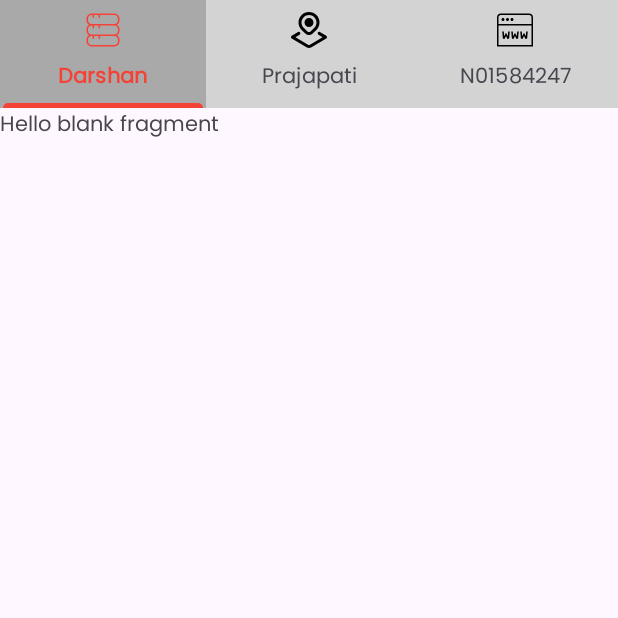
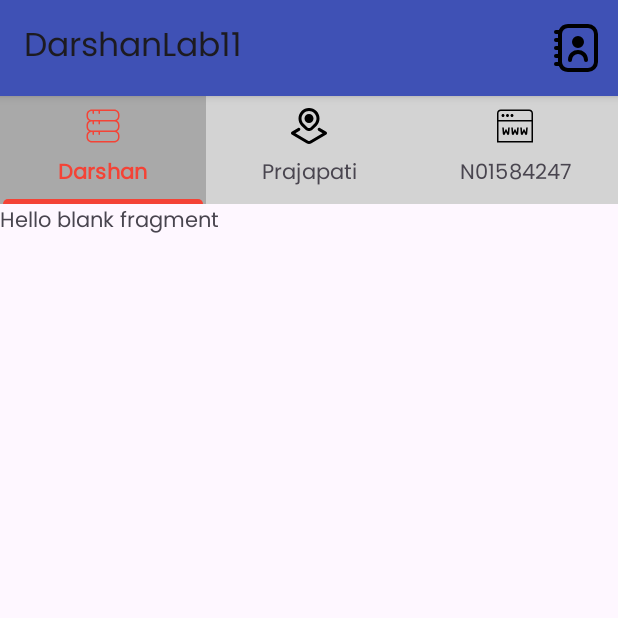
Before and after one commit to thedarshannn/DarshanPrajapatiLab11, an Android app: the screen it shows after launch (PrajapatiActivity11), on a phone screen of 412 x 824 dp, the top half of it. Run offline under Robolectric (Android 15) with nearby library versions, the phone set to English and light mode, and no system bars.

Commit message:
Implemented the toolbar.

```diff
--- a/DarshanModule11/src/main/java/darshan/prajapati/n01584247/dp/PrajapatiActivity11.java
+++ b/DarshanModule11/src/main/java/darshan/prajapati/n01584247/dp/PrajapatiActivity11.java
@@ -1,13 +1,20 @@
 package darshan.prajapati.n01584247.dp;
 
+import androidx.appcompat.app.ActionBar;
 import androidx.appcompat.app.AppCompatActivity;
 import androidx.fragment.app.Fragment;
 import androidx.viewpager2.widget.ViewPager2;
+
+import android.graphics.Color;
+import android.graphics.drawable.ColorDrawable;
 import android.os.Bundle;
+import android.view.Menu;
+
 import com.google.android.material.tabs.TabLayout;
 import com.google.android.material.tabs.TabLayoutMediator;
 
 import java.util.ArrayList;
+import java.util.Objects;
 
 public class PrajapatiActivity11 extends AppCompatActivity {
 
@@ -15,6 +22,10 @@ public class PrajapatiActivity11 extends AppCompatActivity {
     protected void onCreate(Bundle savedInstanceState) {
         super.onCreate(savedInstanceState);
         setContentView(R.layout.activity_main);
+
+        ActionBar actionBar = getSupportActionBar();
+        ColorDrawable colorDrawable = new ColorDrawable(Color.parseColor("#3F51B5"));
+        Objects.requireNonNull(actionBar).setBackgroundDrawable(colorDrawable);
 
         ArrayList<Fragment> fragmentList = new ArrayList<>();
         fragmentList.add(new Da11rshanFragment());
@@ -43,4 +54,10 @@ public class PrajapatiActivity11 extends AppCompatActivity {
                 }
         ).attach();
     }
+
+    @Override
+    public boolean onCreateOptionsMenu(Menu menu) {
+        getMenuInflater().inflate(R.menu.toolbar_menu, menu);
+        return true;
+    }
 }
--- /dev/null
+++ b/DarshanModule11/src/main/res/drawable/address_book.xml
@@ -0,0 +1,9 @@
+<vector xmlns:android="http://schemas.android.com/apk/res/android"
+    android:width="512dp"
+    android:height="512dp"
+    android:viewportWidth="24"
+    android:viewportHeight="24">
+  <path
+      android:fillColor="#FF000000"
+      android:pathData="M18,0L8,0A5,5 0,0 0,3.424 3L2,3A1,1 0,0 0,2 5L3,5L3,7L2,7A1,1 0,0 0,2 9L3,9v2L2,11a1,1 0,0 0,0 2L3,13v2L2,15a1,1 0,0 0,0 2L3,17v2L2,19a1,1 0,0 0,0 2L3.424,21A5,5 0,0 0,8 24L18,24a5.006,5.006 0,0 0,5 -5L23,5A5.006,5.006 0,0 0,18 0ZM21,19a3,3 0,0 1,-3 3L8,22a3,3 0,0 1,-3 -3L5,5A3,3 0,0 1,8 2L18,2a3,3 0,0 1,3 3ZM13,12a3,3 0,0 0,0 -6A3,3 0,0 0,13 12ZM18,18a1,1 0,0 1,-2 0,3 3,0 0,0 -6,0 1,1 0,0 1,-2 0C8.211,11.392 17.791,11.394 18,18Z"/>
+</vector>
--- /dev/null
+++ b/DarshanModule11/src/main/res/menu/toolbar_menu.xml
@@ -0,0 +1,9 @@
+<?xml version="1.0" encoding="utf-8"?>
+<menu xmlns:app="http://schemas.android.com/apk/res-auto"
+    xmlns:android="http://schemas.android.com/apk/res/android">
+    <item
+        android:id="@+id/DarActionPhn"
+        android:icon="@drawable/address_book"
+        android:title="@string/contacts"
+        app:showAsAction="always" />
+</menu>
--- a/DarshanModule11/src/main/res/values/colors.xml
+++ b/DarshanModule11/src/main/res/values/colors.xml
@@ -11,5 +11,7 @@
     <color name="tabIndicatorColor">#FFFDD0</color>
     <color name="red">#F44336</color>
     <color name="dark_gray">#A9A9A9</color>
+    <color name="blue">#0000FF</color>
+    <color name="dark_blue">#00008B</color>
     <color name="light_gray">#D3D3D3</color>
 </resources>
--- a/DarshanModule11/src/main/res/values/strings.xml
+++ b/DarshanModule11/src/main/res/values/strings.xml
@@ -2,4 +2,5 @@
     <string name="app_name">DarshanLab11</string>
     <!-- TODO: Remove or change this placeholder text -->
     <string name="hello_blank_fragment">Hello blank fragment</string>
+    <string name="contacts">Contacts</string>
 </resources>
--- a/DarshanModule11/src/main/res/values/themes.xml
+++ b/DarshanModule11/src/main/res/values/themes.xml
@@ -1,22 +1,17 @@
 <resources xmlns:tools="http://schemas.android.com/tools">
     <!-- Base application theme. -->
-    <style name="Base.Theme.DarshanLab11" parent="Theme.Material3.DayNight.NoActionBar">
+    <style name="Base.Theme.DarshanLab11" parent="Theme.Material3.DayNight">
         <item name="android:fontFamily">@font/poppins</item>
         <!-- Customize your light theme here. -->
+        <item name="colorPrimary" type="color">@color/colorPrimary</item>
+        <item name="colorPrimaryDark" type="color">@color/colorPrimaryDark</item>
+        <item name="colorAccent" type="color">@color/colorAccent</item>
         <!-- <item name="colorPrimary">@color/my_light_primary</item> -->
     </style>
 
-    <style name="AppTheme" parent="Theme.AppCompat.Light">
-        <item name="colorPrimary" type="color">@color/colorPrimary</item>
-        <item name="colorPrimaryDark" type="color">@color/colorPrimaryDark</item>
-        <item name="colorAccent" type="color">@color/colorAccent</item>
-    </style>
-
-    <style name="Theme.TabsLayout" parent="Base.Theme.DarshanLab11" />
 
     <style name="TabLayoutTextStyle" parent="Base.Theme.DarshanLab11">
         <item name="android:textStyle">bold</item>
-        <item name="android:textColor">@color/red</item>
     </style>
 
     <style name="Theme.DarshanLab11" parent="Base.Theme.DarshanLab11" />
```
